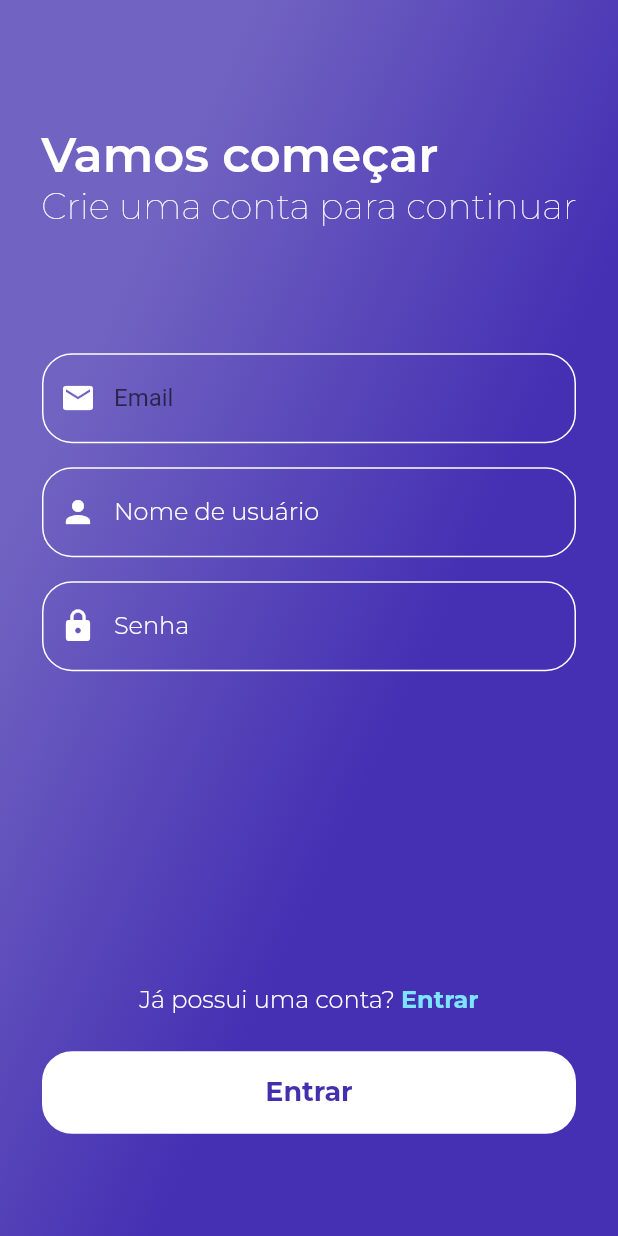
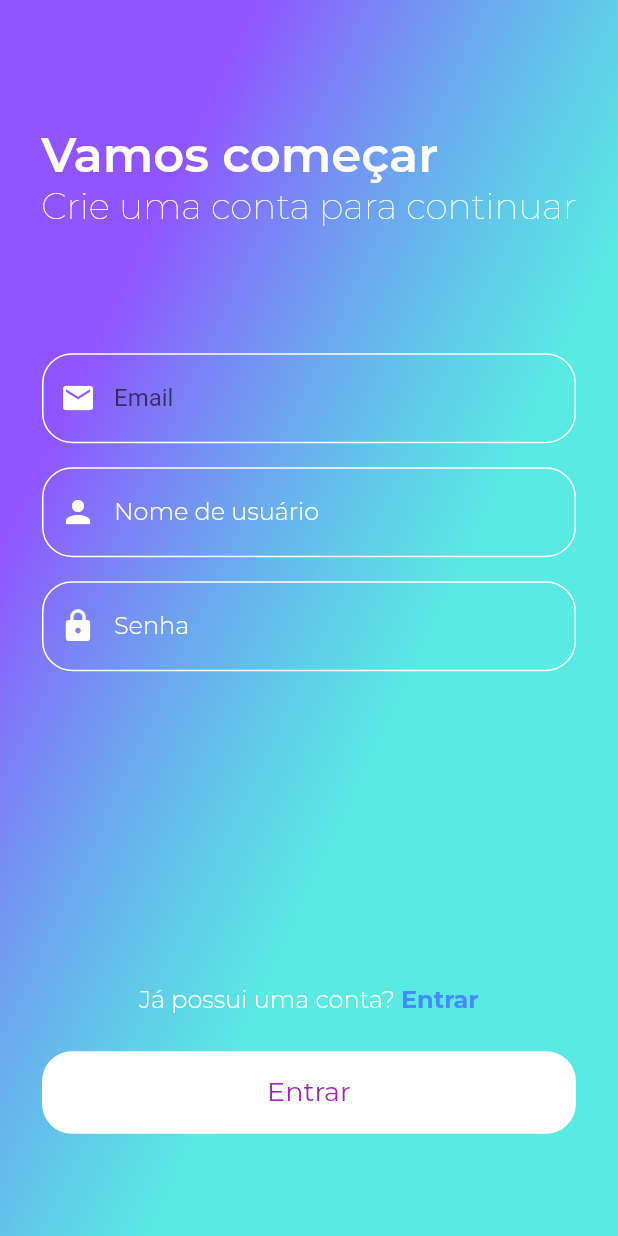
Before and after one commit to marcosanf/goods, a Flutter app: the SignupPage screen opened by its route, on a phone screen of 412 x 824 dp. Run offline on Flutter 3.47's test engine with Material 2 defaults, Android fonts, the light colour scheme and no system bars; our stand-ins replace flutter_svg, font_awesome_flutter, get, google_fonts, hive, hive_flutter; accounts and stored records are empty.

Commit message:
refactoring styles

```diff
--- a/lib/app/core/app_colors.dart
+++ b/lib/app/core/app_colors.dart
@@ -1,11 +1,48 @@
 import 'package:flutter/material.dart';
 
 class AppColors {
-  static final Color purple = Color(0xFF4530B3);
-  static final Color lightPurple = Color(0xFF4330AE);
-  static final Color blue = Color(0xFF7CE4FF);
+  static final Color purple = Color(0xFF8257E5);
+  static final Color white = Color(0xFFFFFFFF);
+  static final Color black = Color(0xFF514766);
+  static final Color grey = Color(0xFF6E6680);
+  static final Color lightGrey = Color(0xFFA6A1B2);
   static final Color border = Color(0xFFE1E1E6);
-  static final Color grey = Color(0xFFDBE9F6);
-  static final Color lightGrey = Color(0xFFF7F9FD);
-  static final Color white = Color(0xFFFFFFFF);
+  static final Color chartSecondary = Color(0xFFE1E6E3);
+  static final Color chartPrimary = darkGreen;
+
+  // Complementar Pallet
+
+  static final Color background = Color(0xFF9BD6EE);
+  static final Color blueAccent = Color(0xFF5EC2FF);
+  static final Color blue = Color(0xFF5B92F5);
+  static final Color darkBlue = Color(0xFF1D5F94);
+  static final Color ciano = Color(0xFF62D7E7);
+  static final Color green2 = Color(0xFF5EFFE6);
+  static final Color greenAccent = Color(0xFF5BF5B1);
+
+  //Greens
+  static final Color lightGreen = Color(0xFFE1F5EC);
+  static final Color green = Color(0xFFB8DBCB);
+  static final Color darkGreen = Color(0xFF04D361);
+
+  //Reds
+  static final Color lightRed = Color(0xFFF5E9EC);
+  static final Color red = Color(0xFFE5C5CF);
+  static final Color darkRed = Color(0xFFCC3750);
+
+  //LevelButton
+  static final Color levelButtonFacil = Color(0xFFEBEBFC);
+  static final Color levelButtonMedio = lightGreen;
+  static final Color levelButtonDificil = Color(0xFFF5EFE9);
+  static final Color levelButtonPerito = lightRed;
+
+  static final Color levelButtonBorderFacil = Color(0xFFCECEF5);
+  static final Color levelButtonBorderMedio = green;
+  static final Color levelButtonBorderDificil = Color(0xFFE5D5C5);
+  static final Color levelButtonBorderPerito = red;
+
+  static final Color levelButtonTextFacil = Color(0xFF6363DB);
+  static final Color levelButtonTextMedio = darkGreen;
+  static final Color levelButtonTextDificil = Color(0xFFE8891C);
+  static final Color levelButtonTextPerito = darkRed;
 }
--- a/lib/app/core/app_gradients.dart
+++ b/lib/app/core/app_gradients.dart
@@ -3,8 +3,8 @@ import 'package:flutter/material.dart';
 
 class AppGradients {
   static final linear = LinearGradient(colors: [
-    Color.fromRGBO(67, 48, 174, 0.75),
-    Color.fromRGBO(69, 48, 179, 1),
+    Color(0xFF9055FF),
+    Color.fromRGBO(19, 226, 217, 0.695),
   ], stops: [
     0.0,
     0.695
--- a/lib/app/core/app_text_styles.dart
+++ b/lib/app/core/app_text_styles.dart
@@ -21,14 +21,97 @@ class AppTextStyles {
   );
 
   static final TextStyle titlePurple = GoogleFonts.montserrat(
-    color: AppColors.lightPurple,
+    color: Colors.purple,
     fontSize: 18.0,
+  );
+  static final TextStyle linkText = GoogleFonts.montserrat(
+    color: Colors.blueAccent,
+    fontSize: 16.0,
     fontWeight: FontWeight.bold,
   );
 
-  static final TextStyle linkText = GoogleFonts.montserrat(
-    color: AppColors.blue,
-    fontSize: 16.0,
+  ///
+  ///
+  ///
+
+  static final TextStyle title = GoogleFonts.notoSans(
+    color: AppColors.white,
+    fontSize: 20,
+    fontWeight: FontWeight.w400,
+  );
+
+  static final TextStyle titleBold = GoogleFonts.notoSans(
+    color: AppColors.white,
+    fontSize: 20,
+    fontWeight: FontWeight.w600,
+  );
+
+  static final TextStyle heading2 = GoogleFonts.montserrat(
+    color: AppColors.black,
+    fontSize: 18,
+    fontWeight: FontWeight.w600,
+  );
+
+  static final TextStyle heading40 = GoogleFonts.montserrat(
+    color: AppColors.black,
+    fontSize: 40,
+    fontWeight: FontWeight.w600,
+  );
+
+  static final TextStyle heading15 = GoogleFonts.montserrat(
+    color: AppColors.black,
+    fontSize: 15,
+    fontWeight: FontWeight.w600,
+  );
+
+  static final TextStyle body = GoogleFonts.montserrat(
+    color: AppColors.grey,
+    fontSize: 13,
+    fontWeight: FontWeight.normal,
+  );
+
+  static final TextStyle bodyBold = GoogleFonts.montserrat(
+    color: AppColors.grey,
+    fontSize: 13,
     fontWeight: FontWeight.bold,
   );
+
+  static final TextStyle bodylightGrey = GoogleFonts.montserrat(
+    color: AppColors.lightGreen,
+    fontSize: 13,
+    fontWeight: FontWeight.normal,
+  );
+  static final TextStyle bodyDarkGreen = GoogleFonts.montserrat(
+    color: AppColors.darkGreen,
+    fontSize: 13,
+    fontWeight: FontWeight.w500,
+  );
+
+  static final TextStyle bodyDarkRed = GoogleFonts.montserrat(
+    color: AppColors.darkRed,
+    fontSize: 13,
+    fontWeight: FontWeight.w500,
+  );
+
+  static final TextStyle body20 = GoogleFonts.montserrat(
+    color: AppColors.grey,
+    fontSize: 20,
+    fontWeight: FontWeight.normal,
+  );
+  static final TextStyle bodyLightGrey20 = GoogleFonts.montserrat(
+    color: AppColors.lightGrey,
+    fontSize: 20,
+    fontWeight: FontWeight.normal,
+  );
+
+  static final TextStyle bodyWhite20 = GoogleFonts.montserrat(
+    color: AppColors.white,
+    fontSize: 20,
+    fontWeight: FontWeight.normal,
+  );
+  static final TextStyle body11 = GoogleFonts.montserrat(
+    color: AppColors.grey,
+    fontSize: 11,
+    fontWeight: FontWeight.normal,
+  );
 }
--- a/lib/app/modules/login/singin_page.dart
+++ b/lib/app/modules/login/singin_page.dart
@@ -49,7 +49,7 @@ class SigninPage extends GetView<SigninController> {
                           focusedBorder: OutlineInputBorder(
                             borderRadius: BorderRadius.circular(20.0),
                             borderSide: BorderSide(
-                              color: AppColors.blue,
+                              color: Colors.blueAccent,
                             ),
                           ),
                           enabledBorder: OutlineInputBorder(
@@ -78,7 +78,7 @@ class SigninPage extends GetView<SigninController> {
                           focusedBorder: OutlineInputBorder(
                             borderRadius: BorderRadius.circular(20.0),
                             borderSide: BorderSide(
-                              color: AppColors.blue,
+                              color: Colors.blueAccent,
                             ),
                           ),
                           enabledBorder: OutlineInputBorder(
--- a/lib/app/modules/login/singup_page.dart
+++ b/lib/app/modules/login/singup_page.dart
@@ -50,9 +50,8 @@ class SignupPage extends GetView<SingupController> {
                               hintStyle: AppTextStyles.heading16,
                               focusedBorder: OutlineInputBorder(
                                 borderRadius: BorderRadius.circular(20.0),
-                                borderSide: BorderSide(
-                                  color: AppColors.blue,
-                                ),
+                                borderSide:
+                                    BorderSide(color: Colors.blueAccent),
                               ),
                               enabledBorder: OutlineInputBorder(
                                 borderRadius: BorderRadius.circular(20.0),
@@ -85,9 +84,7 @@ class SignupPage extends GetView<SingupController> {
                             hintStyle: AppTextStyles.heading16,
                             focusedBorder: OutlineInputBorder(
                               borderRadius: BorderRadius.circular(20.0),
-                              borderSide: BorderSide(
-                                color: AppColors.blue,
-                              ),
+                              borderSide: BorderSide(color: Colors.blueAccent),
                             ),
                             enabledBorder: OutlineInputBorder(
                               borderRadius: BorderRadius.circular(20.0),
@@ -119,7 +116,7 @@ class SignupPage extends GetView<SingupController> {
                             focusedBorder: OutlineInputBorder(
                               borderRadius: BorderRadius.circular(20.0),
                               borderSide: BorderSide(
-                                color: AppColors.blue,
+                                color: Colors.blueAccent,
                               ),
                             ),
                             enabledBorder: OutlineInputBorder(
```
